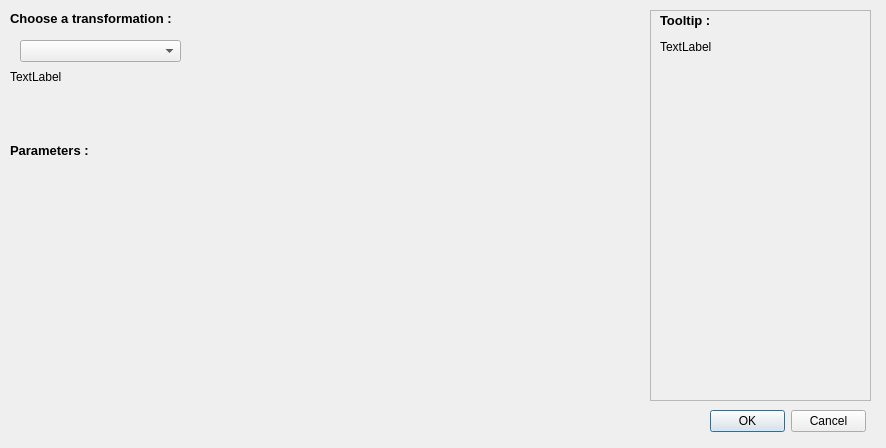
The window that gui/sensortransformationconfig.ui (debelyoo/catamaran-ui) describes before a commit, drawn with Qt 5.
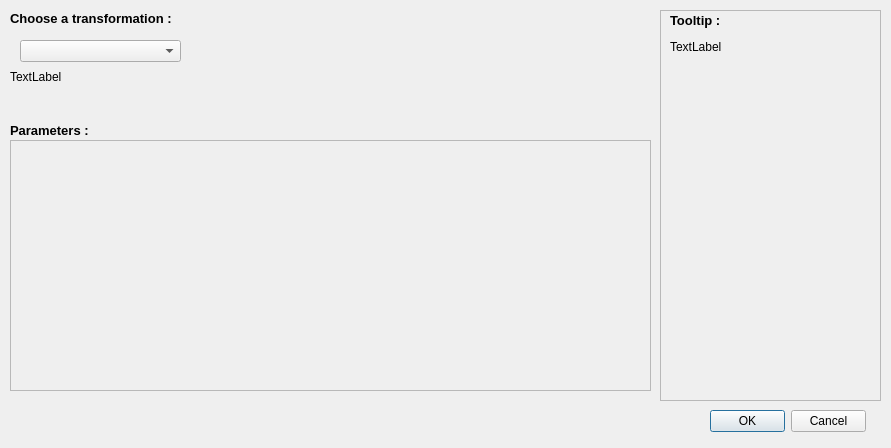
The same window after the commit.

```diff
--- a/gui/sensortransformationconfig.ui
+++ b/gui/sensortransformationconfig.ui
@@ -6,7 +6,7 @@
    <rect>
     <x>0</x>
     <y>0</y>
-    <width>886</width>
+    <width>891</width>
     <height>448</height>
    </rect>
   </property>
@@ -65,20 +65,10 @@
     <bool>true</bool>
    </property>
   </widget>
-  <widget class="QWidget" name="widget" native="true">
-   <property name="geometry">
-    <rect>
-     <x>10</x>
-     <y>160</y>
-     <width>631</width>
-     <height>51</height>
-    </rect>
-   </property>
-  </widget>
   <widget class="QFrame" name="frame">
    <property name="geometry">
     <rect>
-     <x>650</x>
+     <x>660</x>
      <y>10</y>
      <width>221</width>
      <height>391</height>
@@ -153,7 +143,7 @@
    <property name="geometry">
     <rect>
      <x>10</x>
-     <y>140</y>
+     <y>120</y>
      <width>201</width>
      <height>20</height>
     </rect>
@@ -169,6 +159,32 @@
     <string>Parameters :</string>
    </property>
   </widget>
+  <widget class="QScrollArea" name="paramsScrollArea">
+   <property name="geometry">
+    <rect>
+     <x>10</x>
+     <y>140</y>
+     <width>641</width>
+     <height>251</height>
+    </rect>
+   </property>
+   <property name="horizontalScrollBarPolicy">
+    <enum>Qt::ScrollBarAlwaysOff</enum>
+   </property>
+   <property name="widgetResizable">
+    <bool>true</bool>
+   </property>
+   <widget class="QWidget" name="paramsScrollAreaContents">
+    <property name="geometry">
+     <rect>
+      <x>0</x>
+      <y>0</y>
+      <width>639</width>
+      <height>249</height>
+     </rect>
+    </property>
+   </widget>
+  </widget>
  </widget>
  <resources/>
  <connections/>
```
Left out of the diff: 4 changed lines with no effect on the pictures.
